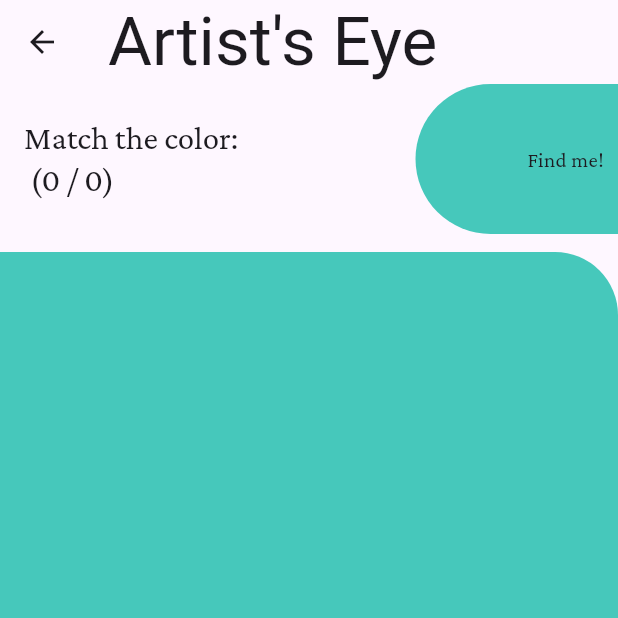
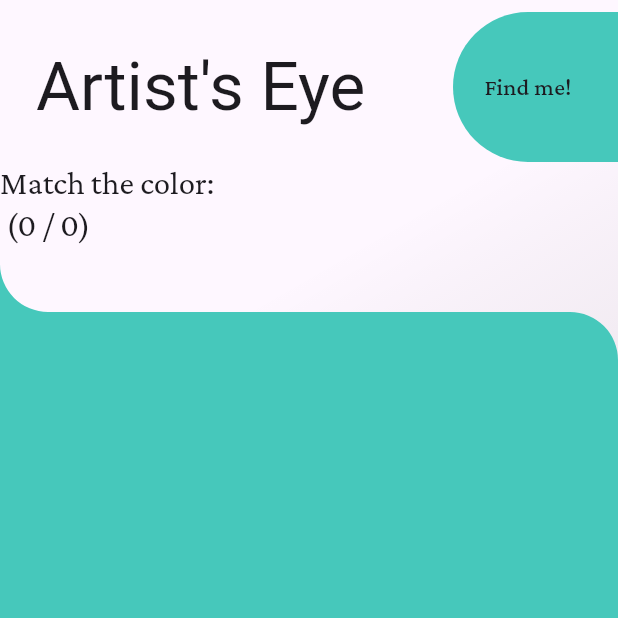
Before and after one commit to MichaelRFairhurst/artists_eye, a Flutter app: the screen it shows after launch, after a tap on "Match Color", on a phone screen of 412 x 824 dp, the top half of it. Run offline on Flutter 3.47's test engine with Material 3 defaults, Android fonts, the light colour scheme and no system bars; our stand-ins replace google_fonts; Roboto replaces fonts that are missing (Alata).

Commit message:
Use new scaffold in challenge tile/play screen

```diff
--- a/lib/main.dart
+++ b/lib/main.dart
@@ -1,4 +1,5 @@
 import 'package:artists_eye/src/challenges/routes/challenges_list.dart';
+import 'package:artists_eye/src/scaffold/widgets/artists_eye_scaffold.dart';
 import 'package:flutter/material.dart';
 import 'package:google_fonts/google_fonts.dart';
 
@@ -24,6 +25,7 @@ class MyApp extends StatelessWidget {
         ),
       ),
       home: const ChallengesList(),
+      //home: ExamplePage(),
     );
   }
 }
--- a/lib/src/challenges/widgets/challenge_tile.dart
+++ b/lib/src/challenges/widgets/challenge_tile.dart
@@ -1,6 +1,7 @@
 import 'package:artists_eye/src/challenges/widgets/hero_background_gradient.dart';
 import 'package:artists_eye/src/color/models/color_effect.dart';
 import 'package:artists_eye/src/play/routes/play.dart';
+import 'package:artists_eye/src/scaffold/widgets/gradient_to_primary_area.dart';
 import 'package:flutter/material.dart';
 import 'package:artists_eye/src/util/widgets/changing_color.dart';
 
@@ -18,32 +19,7 @@ class ChallengeTile extends StatelessWidget {
   final ColorEffect tileColorEffect;
   final ColorEffect rightColorEffect;
 
-  Widget background(Color colorLeft, Color colorRight) {
-    return HeroBackgroundGradient(
-      tag: 'gradient$id',
-      colorLeft: colorLeft,
-      colorRight: colorRight,
-      borderRadius: 42,
-      rightColorEffect: rightColorEffect,
-    );
-  }
-
-  @override
-  Widget build(BuildContext context) {
-    return Padding(
-      padding: const EdgeInsets.only(left: 16, right: 16, top: 10, bottom: 10),
-      child: ChangingColors(
-        builder: (context, colorLeft, colorRight, _) {
-          return Stack(
-            children: [
-              Positioned.fill(
-                child: background(colorLeft, colorRight),
-              ),
-              Material(
-                color: Colors.transparent,
-                child: InkWell(
-                  borderRadius: BorderRadius.circular(42),
-                  onTap: () {
+  void onTap(BuildContext context, Color colorLeft, Color colorRight) {
     Navigator.push(
       context,
       PageRouteBuilder(
@@ -57,7 +33,22 @@ class ChallengeTile extends StatelessWidget {
           colorRight: colorRight,
           isWheel: name == 'Color Wheel',
         ),
-                        ));
+      ),
+    );
+  }
+
+  @override
+  Widget build(BuildContext context) {
+    return Padding(
+      padding: const EdgeInsets.only(left: 16, right: 16, top: 10, bottom: 10),
+      child: ChangingColors(
+        builder: (context, colorLeft, colorRight, _) {
+          return GradientToPrimaryArea(
+            heroTag: 'gradient$id',
+            colorLeft: colorLeft,
+            colorRight: rightColorEffect.perform(colorRight),
+            onTap: () {
+              onTap(context, colorLeft, colorRight);
             },
             child: Row(
               children: [
@@ -68,8 +59,8 @@ class ChallengeTile extends StatelessWidget {
                     child: DecoratedBox(
                       decoration: BoxDecoration(
                         borderRadius: BorderRadius.circular(26),
-                              color: tileColorEffect.perform(
-                                  Color.lerp(colorLeft, colorRight, 0.6)!),
+                        color: tileColorEffect
+                            .perform(Color.lerp(colorLeft, colorRight, 0.6)!),
                         boxShadow: [
                           BoxShadow(
                             color: Colors.black.withOpacity(0.5),
@@ -97,9 +88,6 @@ class ChallengeTile extends StatelessWidget {
                 ),
               ],
             ),
-                ),
-              ),
-            ],
           );
         },
       ),
--- a/lib/src/challenges/widgets/hero_background_gradient.dart
+++ /dev/null
@@ -1,62 +0,0 @@
-import 'package:artists_eye/src/color/models/color_effect.dart';
-import 'package:flutter/material.dart';
-
-class HeroBackgroundGradient extends StatelessWidget {
-  final String tag;
-  final double borderRadius;
-  final Color colorLeft;
-  final Color colorRight;
-  final ColorEffect rightColorEffect;
-
-  const HeroBackgroundGradient({
-    required this.tag,
-    required this.borderRadius,
-    required this.colorLeft,
-    required this.colorRight,
-    required this.rightColorEffect,
-    super.key,
-  });
-
-  @override
-  Widget build(BuildContext context) {
-    return Hero(
-      tag: tag,
-      flightShuttleBuilder: (context, anim, direction, _, __) {
-        return AnimatedBuilder(
-          animation: anim,
-          builder: (context, _) {
-            return buildWithProgress(anim.value);
-          },
-        );
-      },
-      child: buildWithProgress(0.0),
-    );
-  }
-
-  Widget buildWithProgress(double progress) {
-    final blendedCorner = Radius.circular(42 * (1 - progress));
-    const unchangingCorner = Radius.circular(42);
-    return DecoratedBox(
-      decoration: BoxDecoration(
-        borderRadius: BorderRadius.only(
-          topLeft: blendedCorner,
-          topRight: unchangingCorner,
-          bottomRight: blendedCorner,
-          bottomLeft: blendedCorner,
-        ),
-        gradient: LinearGradient(
-          begin: Alignment.topLeft,
-          end: Alignment.bottomRight,
-          colors: [colorLeft, rightColorEffect.perform(colorRight)],
-        ),
-        boxShadow: [
-          BoxShadow(
-            color: Colors.white.withOpacity(0.3),
-            offset: const Offset(0, 0),
-            blurRadius: 8,
-          ),
-        ],
-      ),
-    );
-  }
-}
--- a/lib/src/play/routes/play.dart
+++ b/lib/src/play/routes/play.dart
@@ -2,6 +2,9 @@ import 'dart:math';
 
 import 'package:artists_eye/src/color/widgets/color_wheel.dart';
 import 'package:artists_eye/src/play/widgets/pick_from_gradient.dart';
+import 'package:artists_eye/src/scaffold/widgets/artists_eye_scaffold.dart';
+import 'package:artists_eye/src/scaffold/widgets/primary_area_gradient.dart';
+import 'package:artists_eye/src/scaffold/widgets/thumb_widget.dart';
 import 'package:artists_eye/src/util/widgets/fade_in.dart';
 import 'package:flutter/material.dart';
 
@@ -64,9 +67,11 @@ class _PlayState extends State<Play> {
 
   @override
   Widget build(BuildContext context) {
-    return Scaffold(
-      appBar: AppBar(
-        title: const Text("Artist's Eye"),
+    return ArtistsEyeScaffold(
+	  thumb: ThumbWidget(
+		text: 'Find me!',
+		heroTag: 'findme${widget.challengeId}',
+		color: Color.lerp(colorLeft, colorRight, answer)!,
 	  ),
       body: GestureDetector(
         onTap: () {
@@ -80,84 +85,24 @@ class _PlayState extends State<Play> {
           crossAxisAlignment: CrossAxisAlignment.stretch,
           verticalDirection: VerticalDirection.up,
           children: [
-            Row(
-              children: [
-                const SizedBox(width: 16),
                 Text('Match the color:\n ($correct / $tests)',
                     style: Theme.of(context).textTheme.titleLarge),
-                Expanded(
-                  child: Align(
-                    alignment: Alignment.centerRight,
-                    child: SizedBox(
-                      width: 70,
-                      height: 100,
-                      child: OverflowBox(
-                        minWidth: 200,
-                        maxWidth: 200,
-                        minHeight: 100,
-                        maxHeight: 100,
-                        child: Hero(
-                          tag: 'findme${widget.challengeId}',
-                          child: DecoratedBox(
-                            decoration: BoxDecoration(
-                              borderRadius: BorderRadius.circular(400),
-                              color: Color.lerp(colorLeft, colorRight, answer),
-                            ),
-                            child: SizedBox(
-                              height: 100,
-                              width: 200,
-                              child: Center(
-                                child: Text('Find me!',
-                                    style:
-                                        Theme.of(context).textTheme.bodyMedium),
-                              ),
-                            ),
-                          ),
-                        ),
-                      ),
-                    ),
-                  ),
-                ),
-              ],
-            ),
             const SizedBox(height: 12),
             Expanded(
               child: Stack(
                 alignment: Alignment.topCenter,
                 children: [
                   Positioned.fill(
-                    child: Hero(
-                      tag: 'gradient${widget.challengeId}',
-                      child: DecoratedBox(
-                        decoration: BoxDecoration(
-                          borderRadius: const BorderRadius.only(
-                              topRight: Radius.circular(42.0)),
-                          gradient: LinearGradient(
-                            begin: widget.isWheel
-                                ? Alignment.topCenter
-                                : Alignment.topLeft,
-                            end: widget.isWheel
-                                ? Alignment.bottomCenter
-                                : Alignment.bottomRight,
-                            colors: [
-                              if (!widget.isWheel) ...[
-                                colorLeft,
-                                colorRight,
-                              ] else ...[
-                                Colors.grey[200]!,
-                                Colors.grey[100]!,
-                              ],
-                            ],
-                          ),
-                        ),
-                      ),
+                    child: PrimaryAreaGradient(
+					  heroTag: 'gradient${widget.challengeId}',
+					  colorLeft: colorLeft,
+					  colorRight: colorRight,
 					),
                   ),
                   Positioned.fill(
                     child: PickFromGradient(
                       colorLeft: colorLeft,
                       colorRight: colorRight,
-                        solution: 0.8,
                       onSelect: (value) {
                         setState(() {
                           picked = value;
@@ -166,7 +111,8 @@ class _PlayState extends State<Play> {
                             correct++;
                           }
                         });
-                        }),
+                      },
+                    ),
                   ),
                   if (widget.isWheel)
                     const Positioned.fill(
--- a/lib/src/play/widgets/pick_from_gradient.dart
+++ b/lib/src/play/widgets/pick_from_gradient.dart
@@ -6,7 +6,6 @@ class PickFromGradient extends StatefulWidget {
   const PickFromGradient({
     required this.colorLeft,
     required this.colorRight,
-    required this.solution,
     required this.onSelect,
     this.pickerSize = 64,
     super.key,
@@ -15,7 +14,6 @@ class PickFromGradient extends StatefulWidget {
   final void Function(double) onSelect;
   final Color colorLeft;
   final Color colorRight;
-  final double solution;
   final double pickerSize;
 
   @override
@@ -53,7 +51,7 @@ class _PickFromGradientState extends State<PickFromGradient> {
       onPanEnd: (details) {
         pickOffset(context, details.localPosition);
       },
-	  behavior: HitTestBehavior.translucent,
+      behavior: HitTestBehavior.translucent,
       child: Stack(
         children: [
           Positioned.fill(
--- a/lib/src/scaffold/widgets/gradient_to_primary_area.dart
+++ b/lib/src/scaffold/widgets/gradient_to_primary_area.dart
@@ -1,6 +1,5 @@
 import 'package:artists_eye/src/scaffold/widgets/primary_area_gradient.dart';
 import 'package:flutter/material.dart';
-
 
 class GradientToPrimaryArea extends StatelessWidget {
   const GradientToPrimaryArea({
@@ -9,6 +8,7 @@ class GradientToPrimaryArea extends StatelessWidget {
     required this.heroTag,
     this.radius = defaultPrimaryAreaGradientRadius,
     this.onTap,
+    this.child,
     super.key,
   });
 
@@ -17,13 +17,18 @@ class GradientToPrimaryArea extends StatelessWidget {
   final Color colorRight;
   final double radius;
   final void Function()? onTap;
+  final Widget? child;
 
   @override
   Widget build(BuildContext context) {
     return Material(
       borderRadius: BorderRadius.circular(radius),
       child: InkWell(
+        borderRadius: BorderRadius.circular(radius),
         onTap: onTap,
+        child: Stack(
+          children: [
+            Positioned.fill(
               child: Hero(
                 tag: heroTag,
                 child: DecoratedBox(
@@ -41,6 +46,10 @@ class GradientToPrimaryArea extends StatelessWidget {
                 ),
               ),
             ),
+            if (child != null) child!,
+          ],
+        ),
+      ),
     );
   }
 }
--- a/lib/src/scaffold/widgets/primary_area_gradient.dart
+++ b/lib/src/scaffold/widgets/primary_area_gradient.dart
@@ -1,3 +1,4 @@
+import 'package:artists_eye/src/play/widgets/pick_from_gradient.dart';
 import 'package:flutter/material.dart';
 
 const defaultPrimaryAreaGradientRadius = 32.0;
@@ -32,6 +33,12 @@ class PrimaryAreaGradient extends StatelessWidget {
         colorLeft: colorLeft,
         colorRight: colorRight,
         radius: radius,
+		child: PickFromGradient(
+		  colorLeft: colorLeft,
+		  colorRight: colorRight,
+		  onSelect: (v) {
+		  }
+		),
       ),
     );
   }
@@ -43,6 +50,7 @@ class PrimaryAreaGradientBase extends StatelessWidget {
     required this.colorRight,
     required this.radius,
     this.animation,
+	this.child,
     super.key,
   });
 
@@ -50,6 +58,7 @@ class PrimaryAreaGradientBase extends StatelessWidget {
   final Color colorLeft;
   final Color colorRight;
   final double radius;
+  final Widget? child;
 
   @override
   Widget build(BuildContext context) {
@@ -66,6 +75,7 @@ class PrimaryAreaGradientBase extends StatelessWidget {
             end: Alignment.bottomRight,
           ),
         ),
+		child: child,
       ),
     );
   }
--- a/lib/src/scaffold/widgets/thumb_widget.dart
+++ b/lib/src/scaffold/widgets/thumb_widget.dart
@@ -6,6 +6,7 @@ class ThumbWidget extends StatelessWidget {
     required this.text,
     this.height = 100,
     this.width = 110,
+	this.heroTag = 'thumb',
     super.key,
   });
 
@@ -13,10 +14,13 @@ class ThumbWidget extends StatelessWidget {
   final double width;
   final Color color;
   final String text;
+  final String heroTag;
 
   @override
   Widget build(BuildContext context) {
-    return DecoratedBox(
+    return Hero(
+	  tag: heroTag,
+	child: DecoratedBox(
       decoration: BoxDecoration(
         borderRadius: BorderRadius.only(
           topLeft: Radius.circular(height),
@@ -41,6 +45,7 @@ class ThumbWidget extends StatelessWidget {
           ),
         ),
       ),
+	  ),
     );
   }
 }
```
Lines whose indentation alone changed are shown as unchanged.
